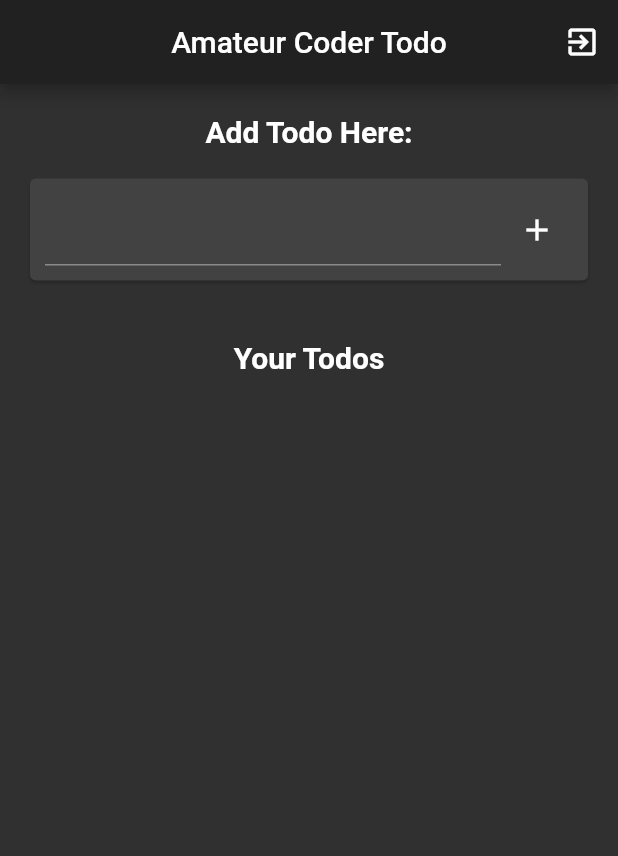
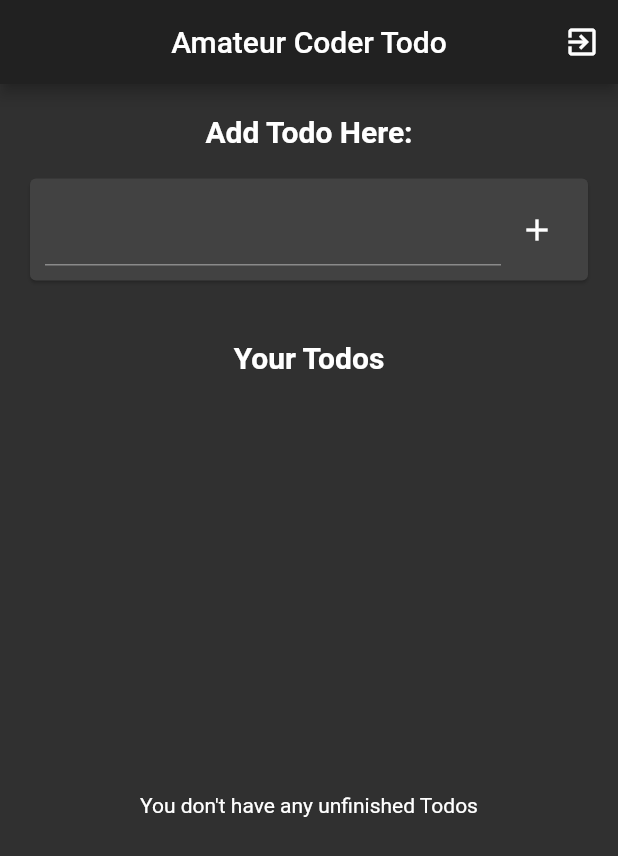
Before and after one commit to PatrickChow0803/production_todo, a Flutter app: the screen it shows once a user with an empty profile is signed in, on a phone screen of 412 x 824 dp. Shown: the top 856 px of the screen. Run offline on Flutter 3.47's test engine with Material 2 defaults, Android fonts, the phone set to English and light mode, and no system bars; our stand-ins replace cloud_firestore, firebase_auth, firebase_core; accounts and stored records are empty.

Commit message:
Todos now appear on the screen properly

```diff
--- a/lib/screens/home.dart
+++ b/lib/screens/home.dart
@@ -1,7 +1,10 @@
 import 'package:cloud_firestore/cloud_firestore.dart';
 import 'package:firebase_auth/firebase_auth.dart';
 import 'package:flutter/material.dart';
+import 'package:product_to_do/models/todo.dart';
 import 'package:product_to_do/services/auth.dart';
+import 'package:product_to_do/services/database.dart';
+import 'package:product_to_do/widgets/todo_card.dart';
 
 class Home extends StatefulWidget {
   final FirebaseAuth auth;
@@ -59,7 +62,15 @@ class _HomeState extends State<Home> {
                   IconButton(
                     key: const ValueKey("addButton"),
                     icon: const Icon(Icons.add),
-                    onPressed: () {},
+                    onPressed: () {
+                      if (_todoController.text != "") {
+                        setState(() {
+                          Database(firestore: widget.firestore).addTodo(
+                              uid: widget.auth.currentUser.uid, content: _todoController.text);
+                          _todoController.clear();
+                        });
+                      }
+                    },
                   )
                 ],
               ),
@@ -75,6 +86,35 @@ class _HomeState extends State<Home> {
               fontWeight: FontWeight.bold,
             ),
           ),
+          Expanded(
+            child: StreamBuilder(
+              stream: Database(firestore: widget.firestore)
+                  .streamTodos(uid: widget.auth.currentUser.uid),
+              builder: (BuildContext context, AsyncSnapshot<List<TodoModel>> snapshot) {
+                if (snapshot.connectionState == ConnectionState.active) {
+                  if (snapshot.data.isEmpty) {
+                    return const Center(
+                      child: Text("You don't have any unfinished Todos"),
+                    );
+                  }
+                  return ListView.builder(
+                    itemCount: snapshot.data.length,
+                    itemBuilder: (_, index) {
+                      return TodoCard(
+                        firestore: widget.firestore,
+                        uid: widget.auth.currentUser.uid,
+                        todo: snapshot.data[index],
+                      );
+                    },
+                  );
+                } else {
+                  return const Center(
+                    child: Text("loading..."),
+                  );
+                }
+              },
+            ),
+          ),
         ],
       ),
     );
```
